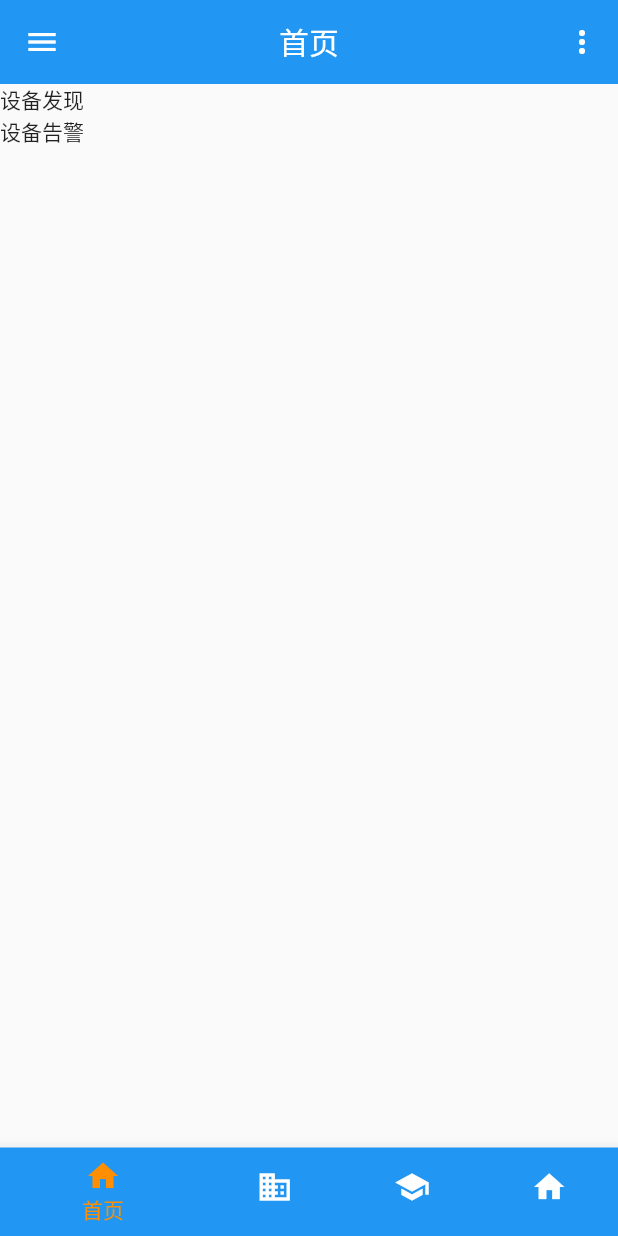
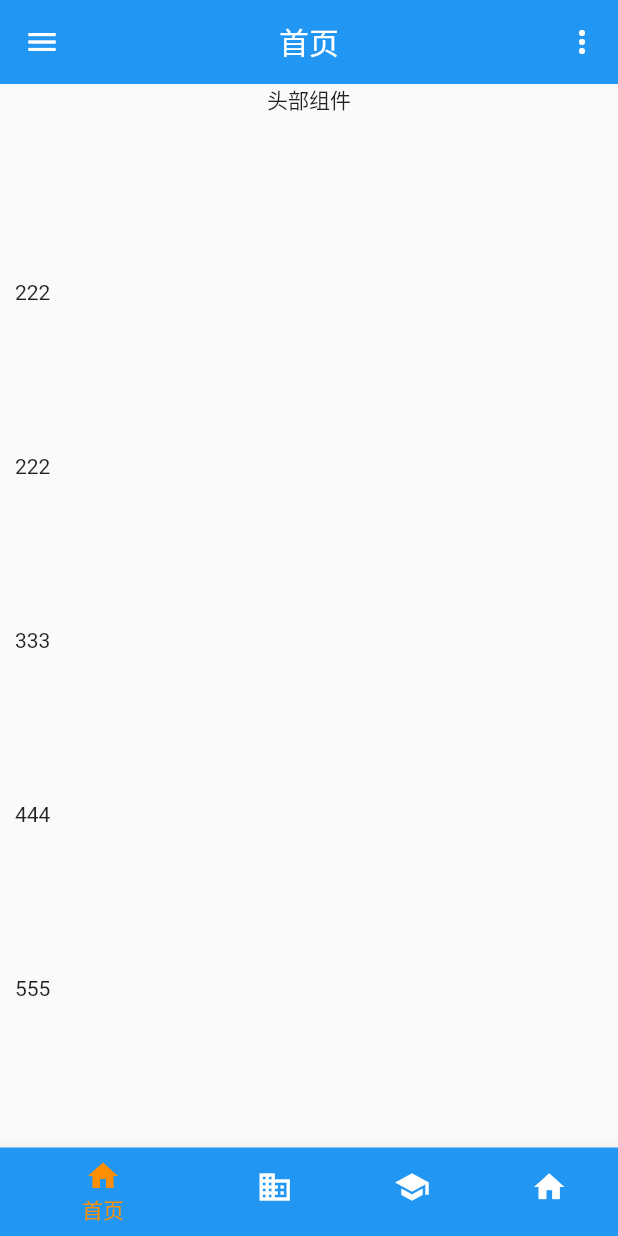
Before and after one commit to Crtrpt/iotlite_app, a Flutter app: the screen it shows after launch, on a phone screen of 412 x 824 dp. Run offline on Flutter 3.47's test engine with Material 2 defaults, Android fonts, the phone set to English and light mode, and no system bars; our stand-ins replace dio, flutter_svg, hive, hive_flutter; missing offline and left inert: qr_code_scanner; accounts and stored records are empty.

Commit message:
'抽离PageList组件'

```diff
--- /dev/null
+++ b/lib/components/pagelist.dart
@@ -0,0 +1,80 @@
+//分页加载 内容
+
+import 'package:flutter/material.dart';
+
+class PageList extends StatefulWidget {
+  //请求的地址
+  final path;
+
+  final data;
+
+  final Function builder;
+
+  PageList({required String this.path, String? this.data, required Function this.builder});
+
+  @override
+  _PageListState createState() => _PageListState(path: this.path, data: this.data, builder: this.builder);
+}
+
+class _PageListState extends State<PageList> {
+  var list = ["222", "222", "333", "444", "555", "666"];
+
+  var _scrollController = ScrollController();
+
+  var pagelist;
+
+  var path;
+
+  var data;
+
+  Function builder;
+
+  _PageListState({required String this.path, String? this.data, required Function this.builder});
+
+  @override
+  void initState() {
+    super.initState();
+    _scrollController = new ScrollController(initialScrollOffset: 0, keepScrollOffset: true);
+    _scrollController.addListener(() {
+      // print("更新");
+      print(_scrollController.offset);
+    });
+  }
+
+  @override
+  void dispose() {
+    _scrollController.dispose();
+    super.dispose();
+  }
+
+  @override
+  Widget build(BuildContext context) {
+    return NotificationListener(
+        onNotification: (ScrollNotification notification) {
+          // print("判断是否加载");
+          if (notification.metrics.atEdge) {
+            print("刷新 或者加载");
+          }
+          return true;
+        },
+        child: SingleChildScrollView(
+          controller: _scrollController,
+          scrollDirection: Axis.vertical,
+          //true 滑动到底部
+          reverse: false,
+          physics: BouncingScrollPhysics(),
+          child: Column(
+            children: list.map((element) {
+              return Row(
+                children: [
+                  Container(
+                    padding: EdgeInsets.fromLTRB(0, 100, 100, 0),
+                    child: builder(element),
+                  )
+                ],
+              );
+            }).toList(),
+          ),
+        ));
+  }
+}
--- a/lib/pages/Home.dart
+++ b/lib/pages/Home.dart
@@ -1,5 +1,6 @@
 import 'package:flutter/material.dart';
 import 'package:flutter_svg/flutter_svg.dart';
+import 'package:iotlite/components/pagelist.dart';
 
 class Home extends StatefulWidget {
   @override
@@ -19,6 +20,16 @@ class _HomeState extends State<Home> {
         Navigator.pushNamed(context, routeList[index]);
       }
     });
+  }
+
+  @override
+  void initState() {
+    super.initState();
+  }
+
+  @override
+  void dispose() {
+    super.dispose();
   }
 
   String dropdownValue = 'One';
@@ -91,9 +102,19 @@ class _HomeState extends State<Home> {
           )
         ],
       ),
-      body: Column(
-        children: [Text("设备发现"), Text("设备告警")],
-      ),
+      body: Column(children: [
+        Text("头部组件"),
+        Expanded(
+            child: Container(
+                padding: EdgeInsets.all(10),
+                child: PageList(
+                    path: "111",
+                    data: "",
+                    builder: (e) {
+                      print(e);
+                      return Text(e);
+                    })))
+      ]),
       bottomNavigationBar: BottomNavigationBar(
         currentIndex: _selectedIndex,
         selectedItemColor: Colors.amber[800],
--- a/pubspec.yaml
+++ b/pubspec.yaml
@@ -22,6 +22,7 @@ dependencies:
   cupertino_icons: ^1.0.0
   flutter_svg: ^0.22.0
   intl: ^0.17.0
+  rxdart: ^0.26.0
 
 dev_dependencies:
   flutter_test:
```
Also changed, not shown: pubspec.lock.
